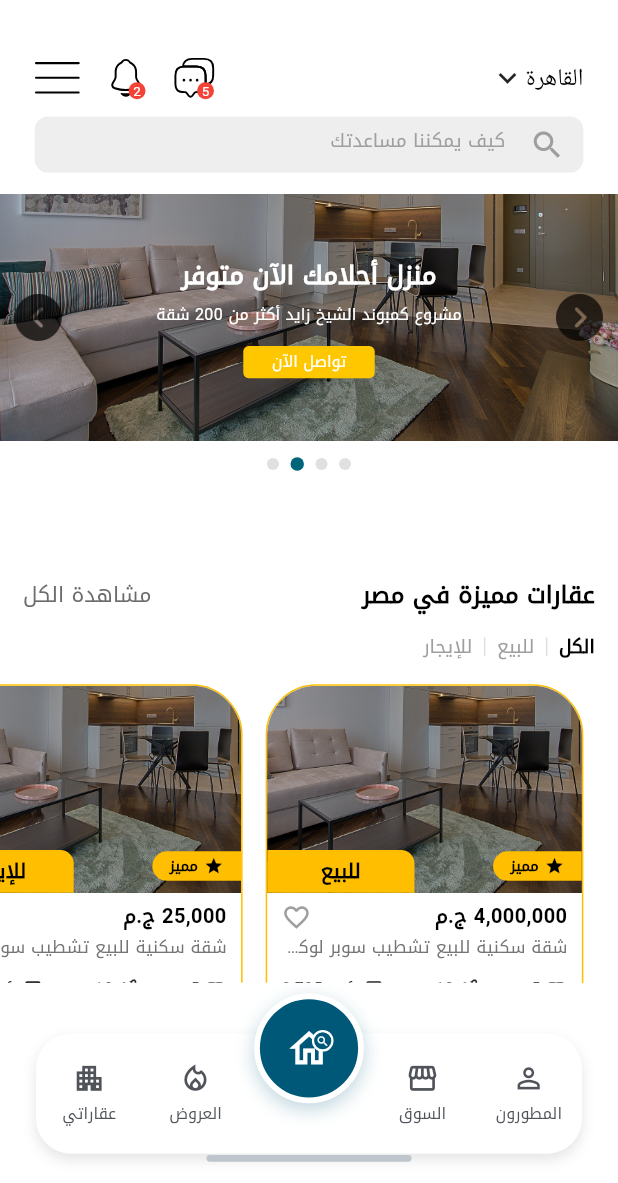
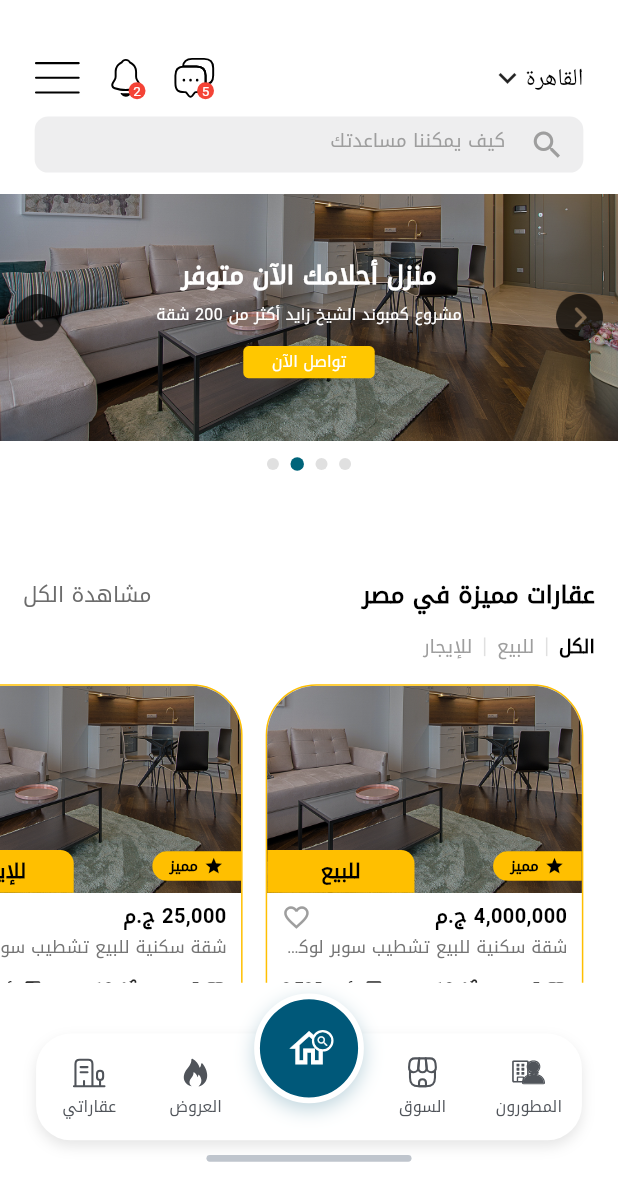
Before and after one commit to adhameldeibany/e-ramo_task, a Flutter app: the screen it shows after launch, on a phone screen of 412 x 824 dp, the part 53-1236 px from its top. Run offline on Flutter 3.47's test engine with Material 3 defaults, Android fonts, the phone set to English and light mode, and no system bars; our stand-ins replace flutter_screenutil, flutter_svg.

Commit message:
first commit

```diff
--- a/lib/Core/config/app_assets.dart
+++ b/lib/Core/config/app_assets.dart
@@ -20,9 +20,9 @@ class Home {
 
 //navbar
 class Navbar {
-  static const String home = 'assets/images/home/home.png';
-  static const String developers = 'assets/images/home/developers.png';
-  static const String market = 'assets/images/home/market.png';
-  static const String offers = 'assets/images/home/offers.png';
-  static const String buildings = 'assets/images/home/buildings.png';
+  static const String Group = 'assets/images/home/Group.svg';
+  static const String developers = 'assets/images/home/developers.svg';
+  static const String market = 'assets/images/home/market.svg';
+  static const String offers = 'assets/images/home/offers.svg';
+  static const String buildings = 'assets/images/home/buildings.svg';
 }
--- a/lib/features/home/presentation/pages/home_page.dart
+++ b/lib/features/home/presentation/pages/home_page.dart
@@ -25,6 +25,7 @@ class _HomePageState extends State<HomePage> {
   @override
   Widget build(BuildContext context) {
     return Scaffold(
+      extendBody: true,
       backgroundColor: Color(0xffFFFFFF),
       bottomNavigationBar: NavBarPages(
         initialIndex: 2,
--- a/lib/features/navbar/presentation/pages/nav_bar_pages.dart
+++ b/lib/features/navbar/presentation/pages/nav_bar_pages.dart
@@ -1,6 +1,9 @@
 
 import 'package:flutter/material.dart';
 import 'package:flutter_screenutil/flutter_screenutil.dart';
+import 'package:flutter_svg/flutter_svg.dart';
+
+import '../../../../Core/config/app_assets.dart';
 
 class NavBarPages extends StatefulWidget {
   final int initialIndex;
@@ -23,11 +26,11 @@ class _NavBarPagesState extends State<NavBarPages> {
   final Color inactiveColor = const Color(0xff50545A);
 
   final List<Map<String, dynamic>> items = [
-    {'title': 'عقاراتي', 'icon': Icons.apartment_outlined},
-    {'title': 'العروض', 'icon': Icons.local_fire_department_outlined},
-    {'title': 'الرئيسية', 'icon': Icons.home_outlined},
-    {'title': 'السوق', 'icon': Icons.storefront_outlined},
-    {'title': 'المطورون', 'icon': Icons.person_outline_sharp},
+    {'title': 'عقاراتي', 'icon': Navbar.buildings},
+    {'title': 'العروض', 'icon': Navbar.offers},
+    {'title': 'الرئيسية', 'icon': Navbar.Group},
+    {'title': 'السوق', 'icon': Navbar.market},
+    {'title': 'المطورون', 'icon': Navbar.developers},
   ];
 
   void changeTab(int index) {
@@ -53,10 +56,7 @@ class _NavBarPagesState extends State<NavBarPages> {
             child: Container(
               decoration: BoxDecoration(
                 color: Colors.white,
-                borderRadius: BorderRadius.vertical(
-                  top: Radius.circular(32.r),
-                  bottom: Radius.circular(32.r),
-                ),
+                borderRadius: BorderRadius.only(topLeft: Radius.circular(15.r), bottomLeft: Radius.circular(30.r), bottomRight: Radius.circular(30.r), topRight: Radius.circular(15.r)),
               ),
             ),
           ),
@@ -65,7 +65,7 @@ class _NavBarPagesState extends State<NavBarPages> {
             right: 25.w,
             top: 38.h,
             child: Container(
-              height: 90.h,
+              height: 80.h,
               decoration: BoxDecoration(
                 color: Colors.white,
                 borderRadius: BorderRadius.circular(26.r),
@@ -157,9 +157,10 @@ class _NavBarPagesState extends State<NavBarPages> {
         child: Column(
           mainAxisAlignment: MainAxisAlignment.center,
           children: [
-            Icon(
+            SvgPicture.asset(
               items[index]['icon'],
-              size: 25.sp,
+              width: 25.sp,
+              height: 25.sp,
               color: isSelected ? activeColor : inactiveColor,
             ),
             SizedBox(height: 5.h),
```
Also changed, not shown: assets/images/home/Group.svg (added), assets/images/home/buildings.png (deleted), assets/images/home/developers.png (deleted), assets/images/home/developers.svg, assets/images/home/home.png (deleted), assets/images/home/home.svg, assets/images/home/offers.png (deleted).
